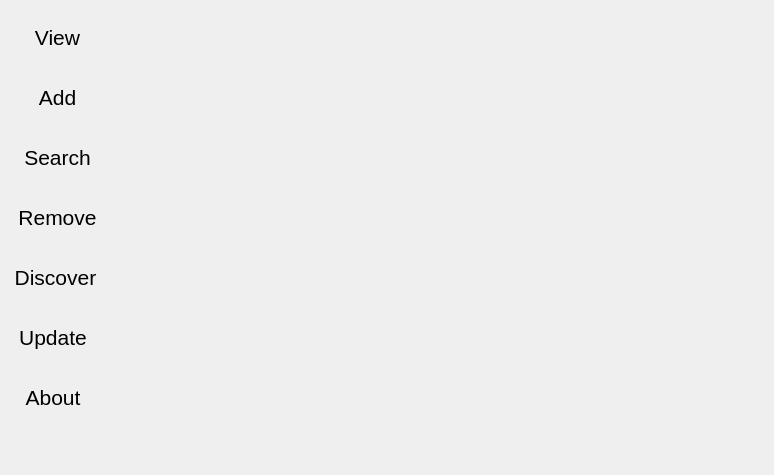
First picture: the form in hoopergui/mainwindow.ui, repository VLN1-15-30/fall-project, before the edit.
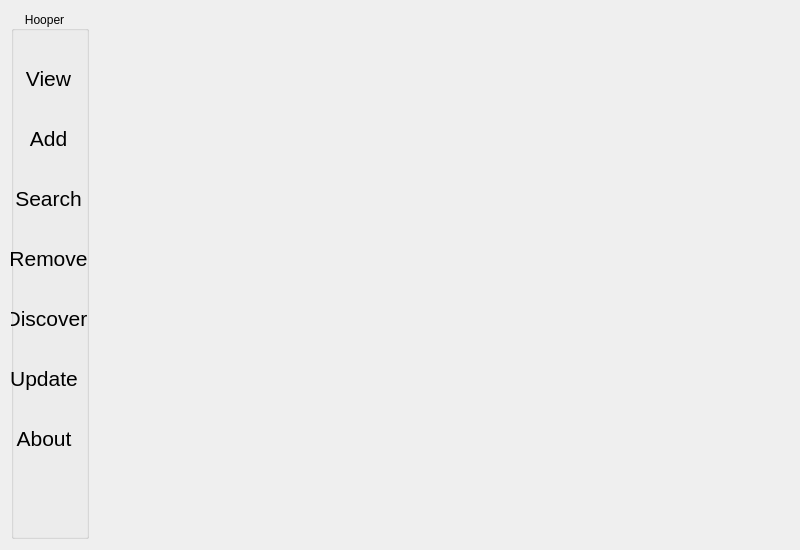
Second picture: the form after the edit.

What changed in the file:
```diff
--- a/hoopergui/mainwindow.ui
+++ b/hoopergui/mainwindow.ui
@@ -6,8 +6,8 @@
    <rect>
     <x>0</x>
     <y>0</y>
-    <width>774</width>
-    <height>475</height>
+    <width>800</width>
+    <height>550</height>
    </rect>
   </property>
   <property name="minimumSize">
@@ -26,11 +26,23 @@
    <set>QMainWindow::AnimatedDocks</set>
   </property>
   <widget class="QWidget" name="centralWidget">
+   <layout class="QHBoxLayout" name="horizontalLayout">
+    <item>
+     <widget class="QGroupBox" name="groupBox_hooper">
+      <property name="title">
+       <string>Hooper   </string>
+      </property>
+      <property name="alignment">
+       <set>Qt::AlignCenter</set>
+      </property>
+      <property name="flat">
+       <bool>false</bool>
+      </property>
    <widget class="QPushButton" name="button_view_database">
     <property name="geometry">
      <rect>
-      <x>12</x>
-      <y>20</y>
+         <x>-8</x>
+         <y>50</y>
       <width>91</width>
       <height>35</height>
      </rect>
@@ -47,32 +59,11 @@
      <bool>true</bool>
     </property>
    </widget>
-   <widget class="QPushButton" name="button_add_database">
-    <property name="geometry">
-     <rect>
-      <x>12</x>
-      <y>80</y>
-      <width>91</width>
-      <height>35</height>
-     </rect>
-    </property>
-    <property name="font">
-     <font>
-      <pointsize>16</pointsize>
-     </font>
-    </property>
-    <property name="text">
-     <string>Add</string>
-    </property>
-    <property name="flat">
-     <bool>true</bool>
-    </property>
-   </widget>
    <widget class="QPushButton" name="button_search_database">
     <property name="geometry">
      <rect>
-      <x>12</x>
-      <y>140</y>
+         <x>-8</x>
+         <y>170</y>
       <width>91</width>
       <height>35</height>
      </rect>
@@ -89,11 +80,11 @@
      <bool>true</bool>
     </property>
    </widget>
-   <widget class="QPushButton" name="button_removefrom_database">
+      <widget class="QPushButton" name="button_add_database">
     <property name="geometry">
      <rect>
-      <x>12</x>
-      <y>200</y>
+         <x>-8</x>
+         <y>110</y>
       <width>91</width>
       <height>35</height>
      </rect>
@@ -104,7 +95,7 @@
      </font>
     </property>
     <property name="text">
-     <string>Remove</string>
+        <string>Add</string>
     </property>
     <property name="flat">
      <bool>true</bool>
@@ -113,8 +104,8 @@
    <widget class="QPushButton" name="button_discover">
     <property name="geometry">
      <rect>
-      <x>10</x>
-      <y>260</y>
+         <x>-10</x>
+         <y>290</y>
       <width>91</width>
       <height>35</height>
      </rect>
@@ -134,8 +125,8 @@
    <widget class="QPushButton" name="button_update">
     <property name="geometry">
      <rect>
-      <x>10</x>
-      <y>320</y>
+         <x>-10</x>
+         <y>350</y>
       <width>86</width>
       <height>35</height>
      </rect>
@@ -152,40 +143,58 @@
      <bool>true</bool>
     </property>
    </widget>
+      <widget class="QPushButton" name="button_removefrom_database">
+       <property name="geometry">
+        <rect>
+         <x>-8</x>
+         <y>230</y>
+         <width>91</width>
+         <height>35</height>
+        </rect>
+       </property>
+       <property name="font">
+        <font>
+         <pointsize>16</pointsize>
+        </font>
+       </property>
+       <property name="text">
+        <string>Remove</string>
+       </property>
+       <property name="flat">
+        <bool>true</bool>
+       </property>
+      </widget>
+      <widget class="QPushButton" name="button_about">
+       <property name="geometry">
+        <rect>
+         <x>-10</x>
+         <y>410</y>
+         <width>86</width>
+         <height>35</height>
+        </rect>
+       </property>
+       <property name="font">
+        <font>
+         <pointsize>16</pointsize>
+        </font>
+       </property>
+       <property name="text">
+        <string>About</string>
+       </property>
+       <property name="flat">
+        <bool>true</bool>
+       </property>
+      </widget>
+     </widget>
+    </item>
+    <item>
    <widget class="QStackedWidget" name="stack_widget">
-    <property name="geometry">
-     <rect>
-      <x>120</x>
-      <y>0</y>
-      <width>641</width>
-      <height>441</height>
-     </rect>
-    </property>
     <property name="currentIndex">
      <number>-1</number>
     </property>
    </widget>
-   <widget class="QPushButton" name="button_about">
-    <property name="geometry">
-     <rect>
-      <x>10</x>
-      <y>380</y>
-      <width>86</width>
-      <height>35</height>
-     </rect>
-    </property>
-    <property name="font">
-     <font>
-      <pointsize>16</pointsize>
-     </font>
-    </property>
-    <property name="text">
-     <string>About</string>
-    </property>
-    <property name="flat">
-     <bool>true</bool>
-    </property>
-   </widget>
+    </item>
+   </layout>
   </widget>
  </widget>
  <layoutdefault spacing="6" margin="11"/>
```
Lines whose indentation alone changed are shown as unchanged.
